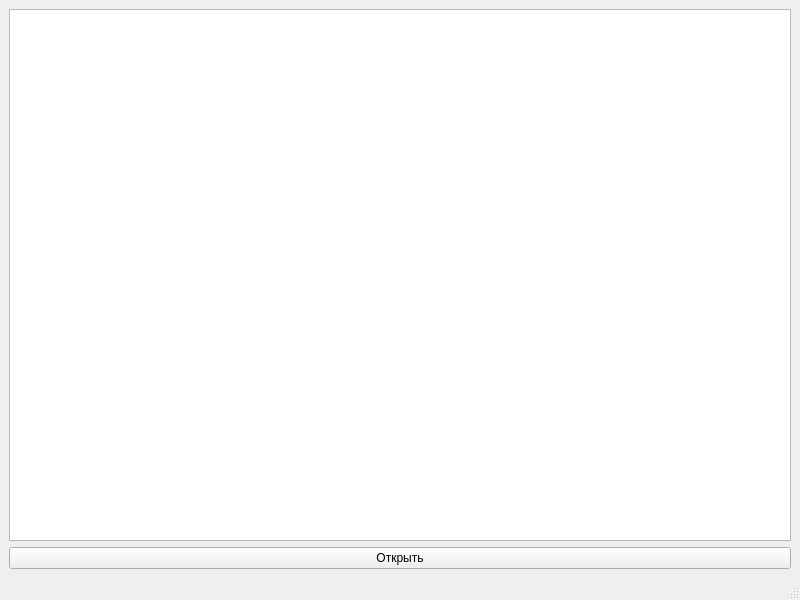
Old version of the form mainwindow.ui in the repository inkgnt/TransactionManager.
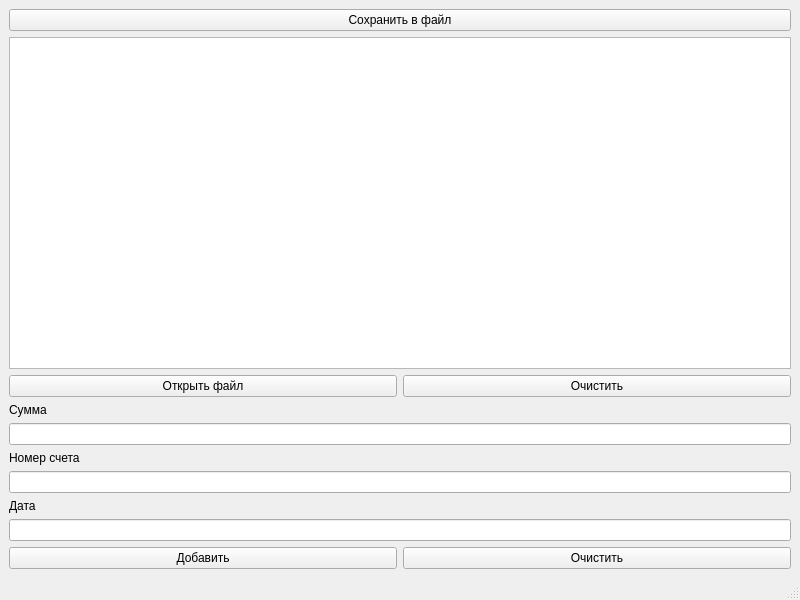
New version of the form.

Commit message: block 3 is done

Diff of the .ui file:
```diff
--- a/mainwindow.ui
+++ b/mainwindow.ui
@@ -10,18 +10,82 @@
     <height>600</height>
    </rect>
   </property>
+  <property name="minimumSize">
+   <size>
+    <width>800</width>
+    <height>600</height>
+   </size>
+  </property>
   <property name="windowTitle">
    <string>MainWindow</string>
   </property>
   <widget class="QWidget" name="centralwidget">
    <layout class="QGridLayout" name="gridLayout">
-    <item row="0" column="0">
+    <item row="1" column="0" colspan="2">
      <widget class="QListWidget" name="listWidget"/>
     </item>
-    <item row="1" column="0">
-     <widget class="QPushButton" name="pushButton">
+    <item row="2" column="0">
+     <widget class="QPushButton" name="pushButton_1">
       <property name="text">
-       <string>Открыть</string>
+       <string>Открыть файл</string>
+      </property>
+     </widget>
+    </item>
+    <item row="2" column="1">
+     <widget class="QPushButton" name="pushButton_2">
+      <property name="text">
+       <string>Очистить</string>
+      </property>
+     </widget>
+    </item>
+    <item row="3" column="0">
+     <widget class="QLabel" name="label">
+      <property name="text">
+       <string>Сумма</string>
+      </property>
+     </widget>
+    </item>
+    <item row="4" column="0" colspan="2">
+     <widget class="QLineEdit" name="lineEdit"/>
+    </item>
+    <item row="5" column="0">
+     <widget class="QLabel" name="label_2">
+      <property name="text">
+       <string>Номер счета</string>
+      </property>
+     </widget>
+    </item>
+    <item row="6" column="0" colspan="2">
+     <widget class="QLineEdit" name="lineEdit_2"/>
+    </item>
+    <item row="7" column="0">
+     <widget class="QLabel" name="label_3">
+      <property name="text">
+       <string>Дата</string>
+      </property>
+     </widget>
+    </item>
+    <item row="8" column="0" colspan="2">
+     <widget class="QLineEdit" name="lineEdit_3"/>
+    </item>
+    <item row="9" column="0">
+     <widget class="QPushButton" name="pushButton_3">
+      <property name="text">
+       <string>Добавить</string>
+      </property>
+     </widget>
+    </item>
+    <item row="9" column="1">
+     <widget class="QPushButton" name="pushButton_4">
+      <property name="text">
+       <string>Очистить</string>
+      </property>
+     </widget>
+    </item>
+    <item row="0" column="0" colspan="2">
+     <widget class="QPushButton" name="pushButton_5">
+      <property name="text">
+       <string>Сохранить в файл</string>
       </property>
      </widget>
     </item>
```
The commit also changes 2 other files.
